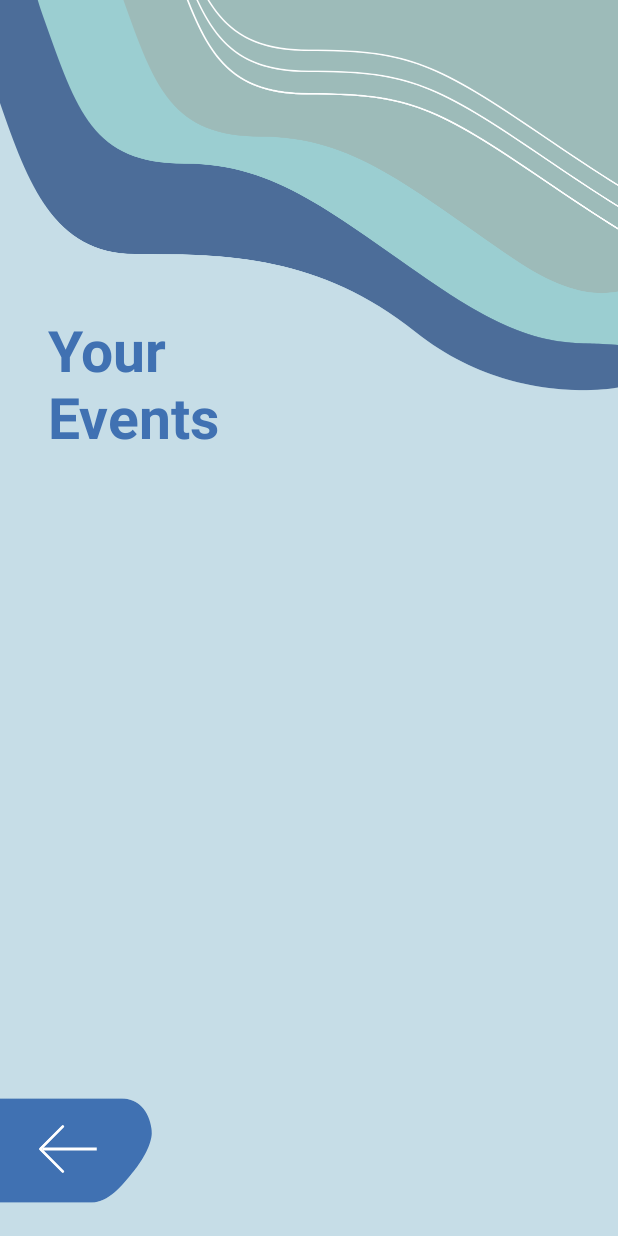
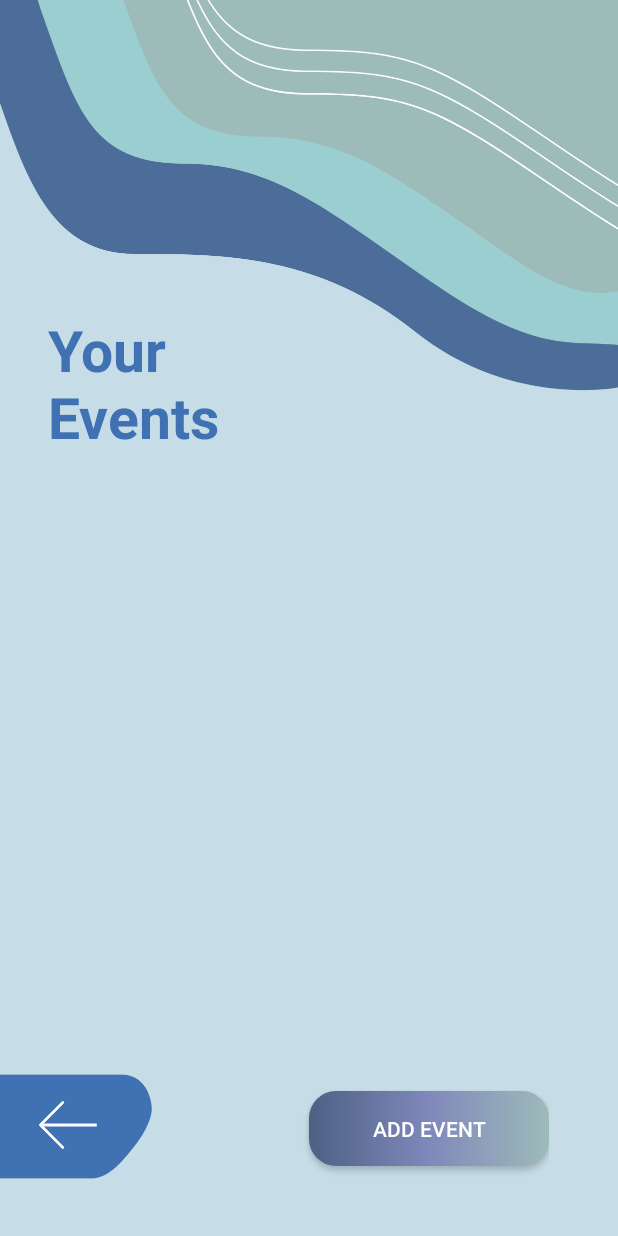
Before and after one commit to julia-mula/EventsApp, an Android app: the UserEventsFragment screen opened through its navigation route, on a phone screen of 412 x 824 dp. Run offline under Robolectric (Android 15) with nearby library versions, the phone set to English and light mode, and no system bars; libraries missing offline, so code that uses them is left out: com.example.recipesapp; 3 statements that could not run were skipped.

Commit message:
feat: add event button

```diff
--- a/app/src/main/res/layout/fragment_user_events.xml
+++ b/app/src/main/res/layout/fragment_user_events.xml
@@ -39,6 +39,10 @@
                 android:padding="12dp"
                 />
 
+        <LinearLayout
+                android:layout_width="wrap_content"
+                android:layout_height="wrap_content"
+                android:orientation="horizontal">
 
                 <ImageView
                         android:id="@+id/backButton"
@@ -51,6 +55,23 @@
                         android:scaleY="-1"/>
 
 
+                <Button
+                    android:id="@+id/addEventButton"
+                    android:layout_width="160dp"
+                    android:layout_height="50dp"
+                    android:layout_marginLeft="72dp"
+                    android:layout_marginBottom="5dp"
+                    android:gravity="center"
+                    android:layout_gravity="center"
+                    android:text="Add event"
+                    android:background="@drawable/banner_background" />
+
+
+        </LinearLayout>
+
+
+
+
     </LinearLayout>
 
 
```
Lines whose indentation alone changed are shown as unchanged.
